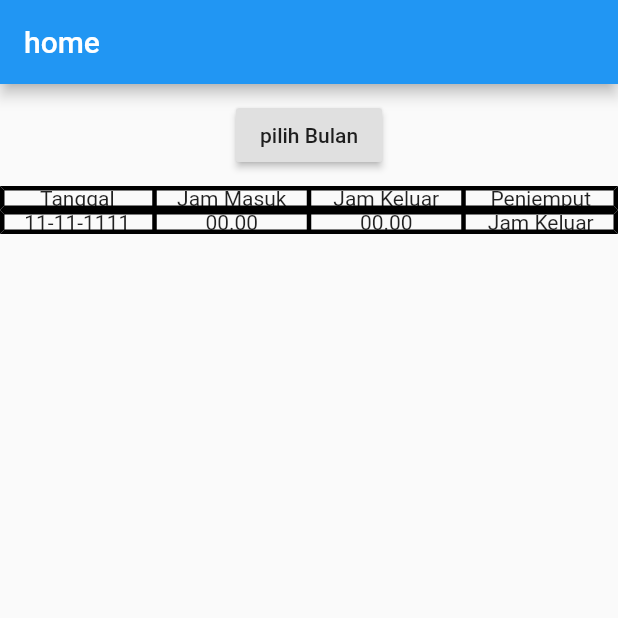
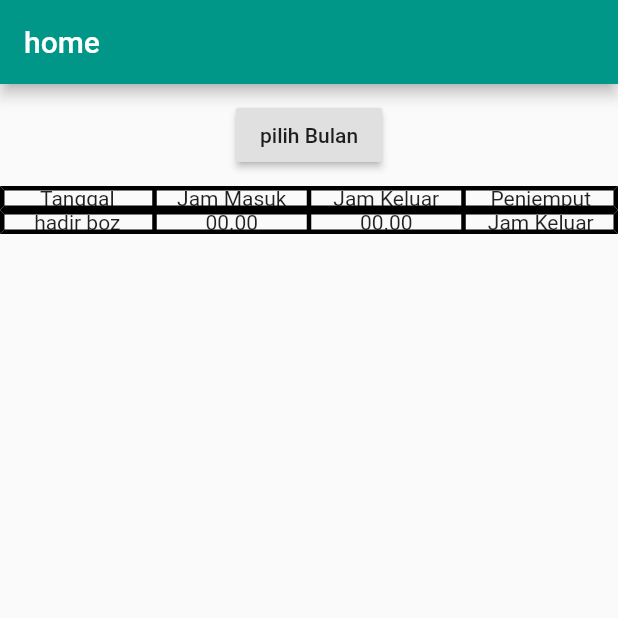
Before and after one commit to muliainsan/catatan-kehadiran, a Flutter app: the screen it shows after launch, on a phone screen of 412 x 824 dp, the top half of it. Run offline on Flutter 3.47's test engine with Material 2 defaults, Android fonts, the phone set to English and light mode, and no system bars.

Commit message:
Split data

```diff
--- a/lib/home.dart
+++ b/lib/home.dart
@@ -21,7 +21,7 @@ class Home extends StatelessWidget {
                       child: Row(
                         mainAxisAlignment:
                         MainAxisAlignment.spaceAround,
-                        children: <Widget>[new Text("11-11-1111")],
+                        children: <Widget>[new Text(element)],
                       )),
                   TableCell(
                       child: Row(
--- a/lib/home_manager.dart
+++ b/lib/home_manager.dart
@@ -1,6 +1,10 @@
 import 'package:flutter/material.dart';
 import './home.dart';
 class HomeManager extends StatefulWidget {
+  final String startingHome;
+
+  HomeManager({this.startingHome = 'awal boz'});
+
   @override
   State<StatefulWidget> createState() {
     // TODO: implement createState
@@ -9,7 +13,19 @@ class HomeManager extends StatefulWidget {
 }
 
 class _HomeManagerState extends State<HomeManager> {
-  List<String> _kehadiran = ['Hadir'];
+  List<String> _kehadiran = [];
+
+  @override
+  void initState(){
+    _kehadiran.add(widget.startingHome);
+    super.initState();
+  }
+
+
+  @override
+  void didUpdateWidget(HomeManager oldWidget) {
+
+  }
 
   @override
   Widget build(BuildContext context) {
--- a/lib/main.dart
+++ b/lib/main.dart
@@ -9,10 +9,13 @@ class MyApp extends StatelessWidget {
   Widget build(BuildContext context) {
     // TODO: implement build
     return MaterialApp(
+        theme: ThemeData(primarySwatch: Colors.teal),
         home: Scaffold(
             appBar: AppBar(
               title: Text('home'),
             ),
-            body: HomeManager()));
+            body: HomeManager(
+              startingHome: 'hadir boz',
+            )));
   }
 }
```
